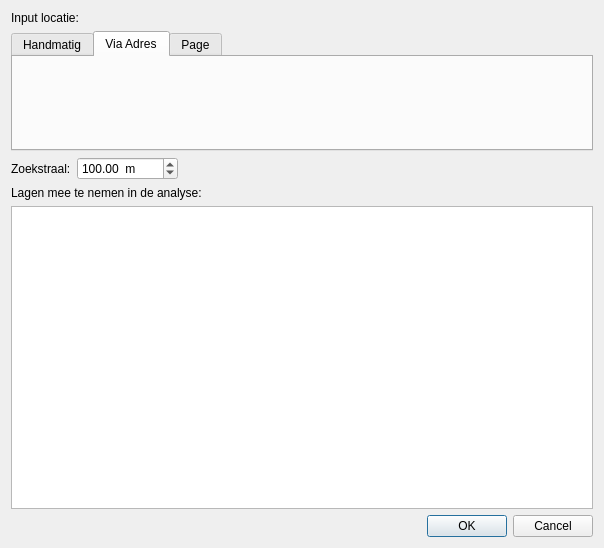
Qt form ui_OmgevingsAnalyseDlg.ui (milieuinfo/OmgevingsAnalyse) before a commit.
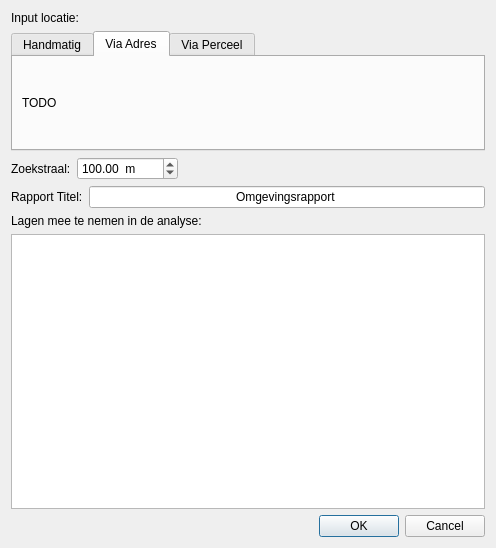
The same form after that commit. The open tabs and pages were chosen to show the change. Icons and pictures are not drawn.

Commit message: create show rapport dialog with save button

Patch:
```diff
--- a/ui_OmgevingsAnalyseDlg.ui
+++ b/ui_OmgevingsAnalyseDlg.ui
@@ -6,7 +6,7 @@
    <rect>
     <x>0</x>
     <y>0</y>
-    <width>604</width>
+    <width>496</width>
     <height>548</height>
    </rect>
   </property>
@@ -67,10 +67,19 @@
       <attribute name="title">
        <string>Via Adres</string>
       </attribute>
+      <layout class="QVBoxLayout" name="verticalLayout_3">
+       <item>
+        <widget class="QLabel" name="label_3">
+         <property name="text">
+          <string>TODO</string>
+         </property>
+        </widget>
+       </item>
+      </layout>
      </widget>
      <widget class="QWidget" name="parcelLocationTab">
       <attribute name="title">
-       <string>Page</string>
+       <string>Via Perceel</string>
       </attribute>
      </widget>
     </widget>
@@ -130,6 +139,27 @@
      </item>
     </layout>
    </item>
+   <item>
+    <layout class="QHBoxLayout" name="horizontalLayout_2">
+     <item>
+      <widget class="QLabel" name="label_6">
+       <property name="text">
+        <string>Rapport Titel:</string>
+       </property>
+      </widget>
+     </item>
+     <item>
+      <widget class="QLineEdit" name="rapportTitleTxt">
+       <property name="text">
+        <string>Omgevingsrapport</string>
+       </property>
+       <property name="alignment">
+        <set>Qt::AlignCenter</set>
+       </property>
+      </widget>
+     </item>
+    </layout>
+   </item>
    <item>
     <widget class="QLabel" name="label">
      <property name="text">
```
Left out of the diff: 16 changed lines with no effect on the pictures. The commit also changes 9 other files.
